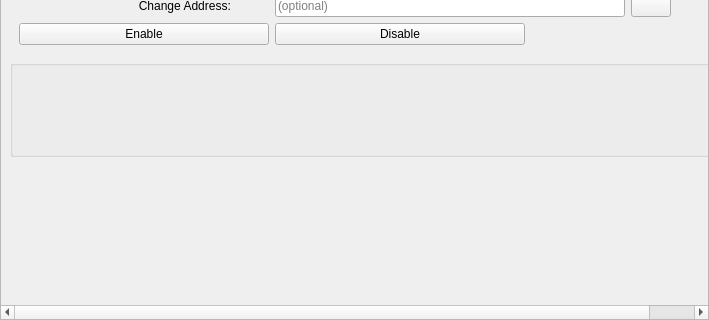
First picture: the form in src/qt/forms/charitydialog.ui, repository EverGreenCoinDev/EverGreenCoin, before the edit; both pictures show x 0 to 709 and y 230 to 550 of the 709 by 550 pixel window.
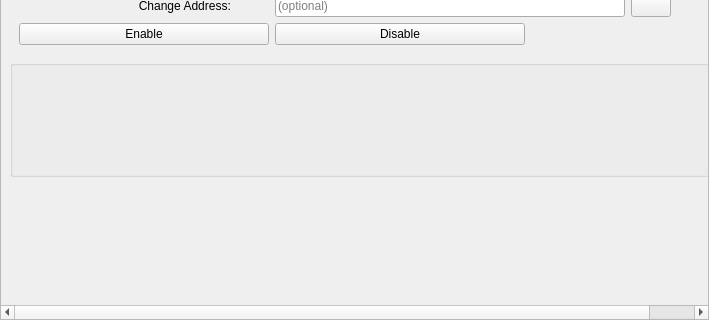
Second picture: the form after the edit. Icons and pictures are not drawn.

Commit message: Add hyperlink to charity's site below charity's image.

The edit to the form file:
```diff
--- a/src/qt/forms/charitydialog.ui
+++ b/src/qt/forms/charitydialog.ui
@@ -614,6 +614,19 @@
             </property>
            </widget>
           </item>
+          <item row="1" column="2">
+           <widget class="QLabel" name="label_HREF">
+            <property name="text">
+             <string/>
+            </property>
+            <property name="alignment">
+             <set>Qt::AlignCenter</set>
+            </property>
+            <property name="openExternalLinks">
+             <bool>true</bool>
+            </property>
+           </widget>
+          </item>
          </layout>
         </widget>
        </item>
```
Left out of the diff: 26 changed lines with no effect on the pictures. The commit also changes 1 other file.
